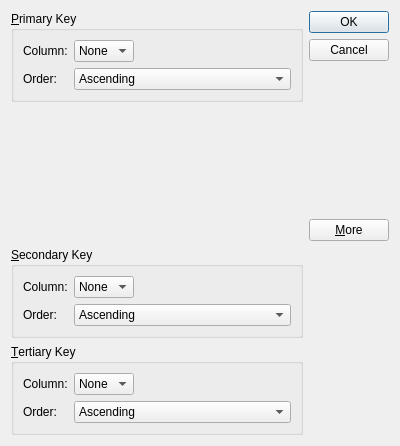
Qt form Лабораторная работа 4/SpreadSheet/sortdialog.ui (LeygoodBeneke/QTLabs) before a commit.
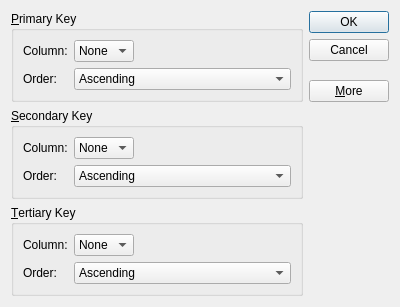
The same form after that commit.

The edit to the form file:
```diff
--- a/Лабораторная работа 4/SpreadSheet/sortdialog.ui
+++ b/Лабораторная работа 4/SpreadSheet/sortdialog.ui
@@ -7,7 +7,7 @@
     <x>0</x>
     <y>0</y>
     <width>400</width>
-    <height>446</height>
+    <height>285</height>
    </rect>
   </property>
   <property name="windowTitle">
@@ -73,7 +73,7 @@
      </layout>
     </widget>
    </item>
-   <item row="0" column="1" rowspan="2">
+   <item row="0" column="1">
     <layout class="QVBoxLayout" name="verticalLayout">
      <item>
       <widget class="QDialogButtonBox" name="buttonBox">
@@ -110,79 +110,7 @@
      </item>
     </layout>
    </item>
-   <item row="1" column="0">
-    <spacer name="verticalSpacer">
-     <property name="orientation">
-      <enum>Qt::Vertical</enum>
-     </property>
-     <property name="sizeHint" stdset="0">
-      <size>
-       <width>20</width>
-       <height>77</height>
-      </size>
-     </property>
-    </spacer>
-   </item>
    <item row="2" column="0">
-    <widget class="QGroupBox" name="secondaryGroupBox">
-     <property name="title">
-      <string>&amp;Secondary Key</string>
-     </property>
-     <layout class="QGridLayout" name="gridLayout_2">
-      <item row="0" column="0">
-       <widget class="QLabel" name="label_3">
-        <property name="text">
-         <string>Column:</string>
-        </property>
-       </widget>
-      </item>
-      <item row="0" column="1">
-       <widget class="QComboBox" name="secondaryColumnCombo">
-        <item>
-         <property name="text">
-          <string>None</string>
-         </property>
-        </item>
-       </widget>
-      </item>
-      <item row="0" column="2">
-       <spacer name="horizontalSpacer_2">
-        <property name="orientation">
-         <enum>Qt::Horizontal</enum>
-        </property>
-        <property name="sizeHint" stdset="0">
-         <size>
-          <width>40</width>
-          <height>20</height>
-         </size>
-        </property>
-       </spacer>
-      </item>
-      <item row="1" column="0">
-       <widget class="QLabel" name="label_4">
-        <property name="text">
-         <string>Order:</string>
-        </property>
-       </widget>
-      </item>
-      <item row="1" column="1" colspan="2">
-       <widget class="QComboBox" name="secondaryOrderCombo">
-        <item>
-         <property name="text">
-          <string>Ascending</string>
-         </property>
-        </item>
-        <item>
-         <property name="text">
-          <string>Descending</string>
-         </property>
-        </item>
-       </widget>
-      </item>
-     </layout>
-    </widget>
-   </item>
-   <item row="3" column="0">
     <widget class="QGroupBox" name="tertiaryGroupBox">
      <property name="title">
       <string>&amp;Tertiary Key</string>
@@ -241,6 +169,65 @@
      </layout>
     </widget>
    </item>
+   <item row="1" column="0">
+    <widget class="QGroupBox" name="secondaryGroupBox">
+     <property name="title">
+      <string>&amp;Secondary Key</string>
+     </property>
+     <layout class="QGridLayout" name="gridLayout_2">
+      <item row="0" column="0">
+       <widget class="QLabel" name="label_3">
+        <property name="text">
+         <string>Column:</string>
+        </property>
+       </widget>
+      </item>
+      <item row="0" column="1">
+       <widget class="QComboBox" name="secondaryColumnCombo">
+        <item>
+         <property name="text">
+          <string>None</string>
+         </property>
+        </item>
+       </widget>
+      </item>
+      <item row="0" column="2">
+       <spacer name="horizontalSpacer_2">
+        <property name="orientation">
+         <enum>Qt::Horizontal</enum>
+        </property>
+        <property name="sizeHint" stdset="0">
+         <size>
+          <width>40</width>
+          <height>20</height>
+         </size>
+        </property>
+       </spacer>
+      </item>
+      <item row="1" column="0">
+       <widget class="QLabel" name="label_4">
+        <property name="text">
+         <string>Order:</string>
+        </property>
+       </widget>
+      </item>
+      <item row="1" column="1" colspan="2">
+       <widget class="QComboBox" name="secondaryOrderCombo">
+        <item>
+         <property name="text">
+          <string>Ascending</string>
+         </property>
+        </item>
+        <item>
+         <property name="text">
+          <string>Descending</string>
+         </property>
+        </item>
+       </widget>
+      </item>
+     </layout>
+    </widget>
+   </item>
   </layout>
  </widget>
  <tabstops>
```
